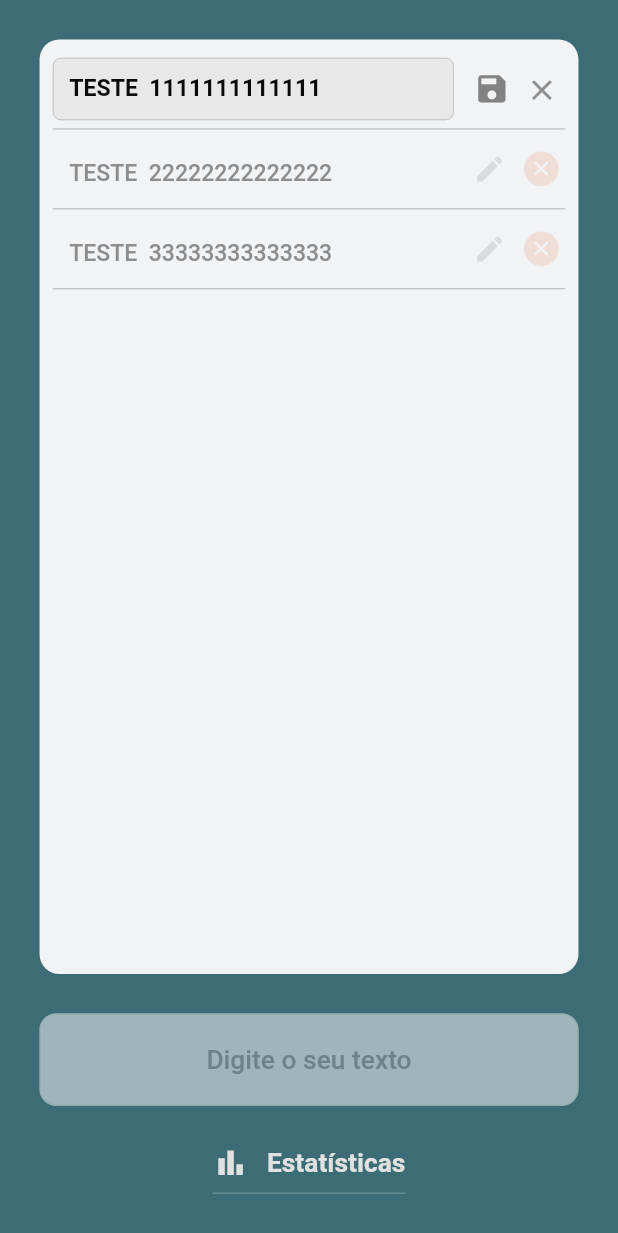
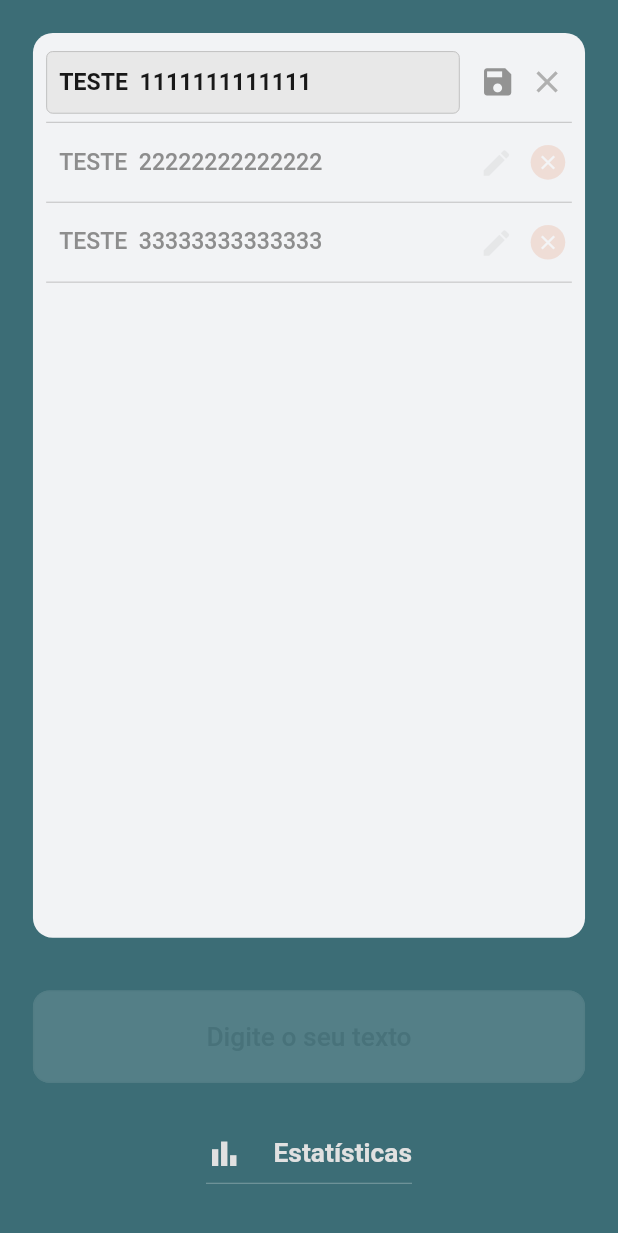
Before and after one commit to Marcoslima016/desafio_target_sistemas, a Flutter app: the screen it shows after launch, after a tap on the "edit" icon, on a phone screen of 412 x 824 dp. Shown: the top 1233 px of the screen. Run offline on Flutter 3.47's test engine with Material 3 defaults, Android fonts, the phone set to English and light mode, and no system bars; our stand-ins replace flutter_mobx, flutter_screenutil, flutter_spinkit, get_it, mobx, shared_preferences; generated files the repository leaves out were written again; Roboto replaces fonts that are missing (Poppins).

Commit message:
chore: UI adjustments

```diff
--- a/lib/app/presentation/design_system/components/molecules/editable_text.mol.widget.dart
+++ b/lib/app/presentation/design_system/components/molecules/editable_text.mol.widget.dart
@@ -7,7 +7,7 @@ class MEditableText extends StatelessWidget {
 
   final bool editing;
 
-  static BorderRadius borderRadius = BorderRadius.circular(5.sp);
+  static BorderRadius borderRadius = BorderRadius.circular(4.sp);
 
   final TextCapitalization textCapitalization;
 
@@ -45,9 +45,8 @@ class MEditableText extends StatelessWidget {
           keyboardType: keyboardType,
           validator: validator,
           style: TextStyle(
-            color: editing ? const Color.fromARGB(255, 10, 10, 10) : const Color.fromARGB(255, 141, 141, 141),
-            fontWeight: editing ? FontWeight.w600 : FontWeight.w500,
-            // fontWeight: FontWeight.w500,
+            color: editing ? const Color.fromARGB(255, 24, 24, 24) : const Color.fromARGB(255, 141, 141, 141),
+            fontWeight: editing ? FontWeight.w700 : FontWeight.w500,
             fontSize: 14.sp,
           ),
           decoration: InputDecoration(
@@ -66,7 +65,7 @@ class MEditableText extends StatelessWidget {
               color: context.design.colors.primary,
               fontWeight: FontWeight.w400,
             ),
-            contentPadding: EdgeInsets.symmetric(vertical: 2.sp, horizontal: 10.sp),
+            contentPadding: EdgeInsets.only(left: 8.sp, right: 8.sp, bottom: 6.sp),
             alignLabelWithHint: false,
             floatingLabelBehavior: FloatingLabelBehavior.auto,
             hintStyle: TextStyle(
--- a/lib/modules/information_record/presentation/pages/manage_records.page.dart
+++ b/lib/modules/information_record/presentation/pages/manage_records.page.dart
@@ -20,6 +20,7 @@ class _ManageRecordsPageState extends State<ManageRecordsPage> {
       resizeToAvoidBottomInset: false,
       backgroundColor: context.design.colors.tertiary,
       body: SafeArea(
+        bottom: false,
         child: _buildBody(),
       ),
     );
@@ -33,7 +34,7 @@ class _ManageRecordsPageState extends State<ManageRecordsPage> {
       Column(
         crossAxisAlignment: CrossAxisAlignment.center,
         mainAxisAlignment: MainAxisAlignment.spaceBetween,
-        spacing: 24.sp,
+        spacing: 32.sp,
         children: [
           const RecordedInfoGrid(),
           const RegisterNewInfoInput(),
@@ -48,7 +49,7 @@ class _ManageRecordsPageState extends State<ManageRecordsPage> {
 
   Widget _buildPagePaddingWraper(Widget child) {
     return Padding(
-      padding: EdgeInsets.all(24.sp),
+      padding: EdgeInsets.all(20.sp),
       child: child,
     );
   }
@@ -58,7 +59,11 @@ class _ManageRecordsPageState extends State<ManageRecordsPage> {
 
   Widget _buildEstatisticsButton() {
     return Padding(
-      padding: EdgeInsets.only(left: 105.sp, right: 105.sp),
+      padding: EdgeInsets.only(
+        left: 105.sp,
+        right: 105.sp,
+        bottom: 10.sp,
+      ),
       child: Column(
         crossAxisAlignment: CrossAxisAlignment.stretch,
         children: [
--- a/lib/modules/information_record/presentation/widgets/recorded_info_grid/grid_row.widget.dart
+++ b/lib/modules/information_record/presentation/widgets/recorded_info_grid/grid_row.widget.dart
@@ -29,9 +29,7 @@ class GridRow extends StatelessWidget {
           mainAxisSize: MainAxisSize.min,
           children: [
             //
-            Opacity(
-              opacity: isTemporary ? 0.5 : 1,
-              child: Container(
+            Container(
               margin: EdgeInsets.symmetric(vertical: 5.sp),
               decoration: _makeDecoration(context),
               child: Row(
@@ -44,13 +42,12 @@ class GridRow extends StatelessWidget {
                 ],
               ),
             ),
-            ),
 
             //DIVIDER
             Divider(
               height: 0.5.sp,
-              thickness: 0.5.sp,
-              color: const Color.fromARGB(255, 163, 163, 163),
+              thickness: 0.6.sp,
+              color: const Color.fromARGB(255, 191, 191, 191),
             ),
             //
           ],
@@ -64,14 +61,21 @@ class GridRow extends StatelessWidget {
   // INFO VALUE DISPLAY
 
   Widget _buildInfoValueDisplay() {
+    return Observer(
+      builder: (_) {
         TextEditingController inputController = TextEditingController(text: gridItem.info.value);
         if (gridItem.editing) inputController = manageRecordsStore.itemEditingInput;
 
         return Expanded(
+          child: Opacity(
+            opacity: isTemporary ? 0.5 : 1,
             child: MEditableText(
               controller: inputController,
               editing: gridItem.editing,
             ),
+          ),
+        );
+      },
     );
   }
 
@@ -89,7 +93,7 @@ class GridRow extends StatelessWidget {
 
     bool disableButtonsAction = false;
 
-    if (isThisItemEditing == false) {
+    if (isThisItemEditing == false && isThisItemTemporary == false) {
       disableButtonsAction = isRecordingNewInfo || hasAnotherItemEditing;
     }
 
@@ -108,7 +112,7 @@ class GridRow extends StatelessWidget {
                 Icon(
                   Icons.save,
                   size: 22.sp,
-                  color: const Color.fromARGB(255, 130, 130, 130),
+                  color: const Color.fromARGB(255, 147, 147, 147),
                 ),
               ],
             ),
@@ -119,13 +123,13 @@ class GridRow extends StatelessWidget {
       //BOTAO CANCELAR
       displayedButtonsList.add(
         Padding(
-          padding: EdgeInsets.only(left: 5.sp),
+          padding: EdgeInsets.only(left: 4.sp),
           child: InkWell(
             onTap: () => store.onTapCancelEdit(gridItem),
             child: Icon(
               Icons.close,
-              color: const Color.fromARGB(255, 143, 143, 143),
-              size: 20.5.sp,
+              color: const Color.fromARGB(255, 176, 176, 176),
+              size: 22.sp,
             ),
           ),
         ),
@@ -142,7 +146,7 @@ class GridRow extends StatelessWidget {
             child: Icon(
               Icons.edit,
               size: 20.6.sp,
-              color: const Color.fromARGB(255, 55, 55, 55),
+              color: const Color.fromARGB(255, 147, 147, 147),
             ),
           ),
         ),
--- a/lib/modules/information_record/presentation/widgets/recorded_info_grid/recorded_info_grid.widget.dart
+++ b/lib/modules/information_record/presentation/widgets/recorded_info_grid/recorded_info_grid.widget.dart
@@ -11,8 +11,8 @@ class RecordedInfoGrid extends StatelessWidget {
   void _sortList(List<RecordedInfoStore> list) {
     list.sort(
       (a, b) {
-        return a.info.registrationDate!.compareTo(
-          b.info.registrationDate!,
+        return b.info.registrationDate!.compareTo(
+          a.info.registrationDate!,
         );
       },
     );
--- a/lib/modules/information_record/presentation/widgets/register_new_info_input.widget.dart
+++ b/lib/modules/information_record/presentation/widgets/register_new_info_input.widget.dart
@@ -24,7 +24,7 @@ class _RegisterNewInfoInputState extends State<RegisterNewInfoInput> {
             child: IgnorePointer(
               ignoring: hasItemsEditing,
               child: Opacity(
-                opacity: hasItemsEditing ? 0.5 : 1.0,
+                opacity: hasItemsEditing ? 0.12 : 1.0,
                 child: MTextInput(
                   controller: manageRecordsStore.newInfoInput,
                   hintText: "Digite o seu texto",
```
Lines whose indentation alone changed are shown as unchanged.
